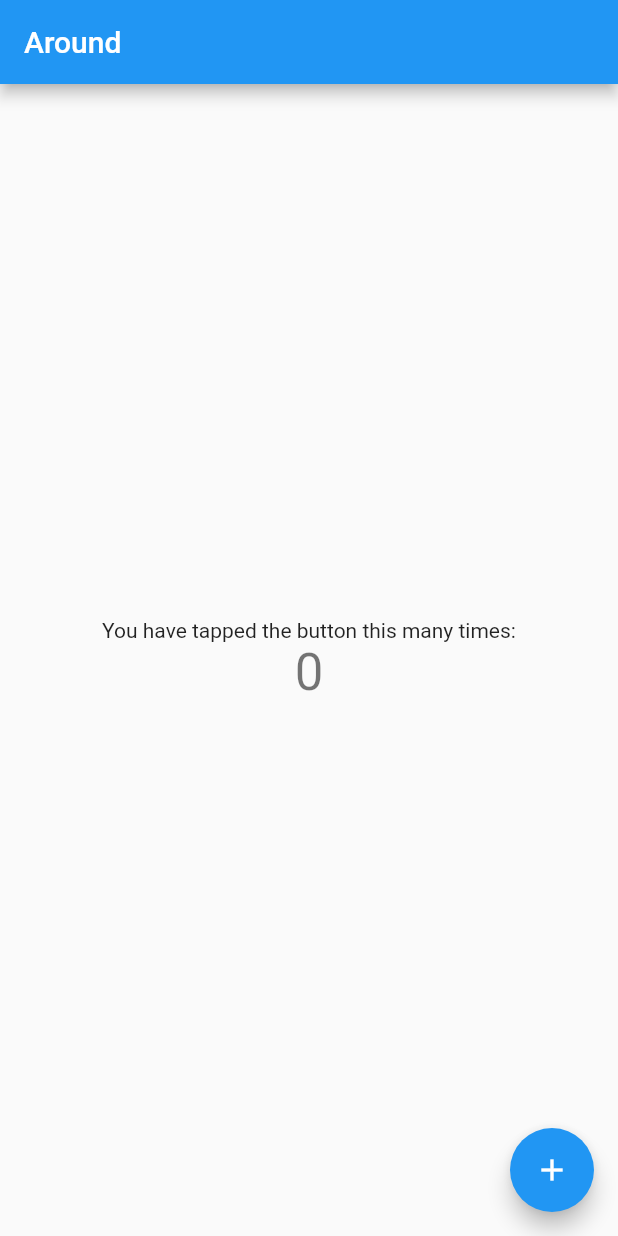
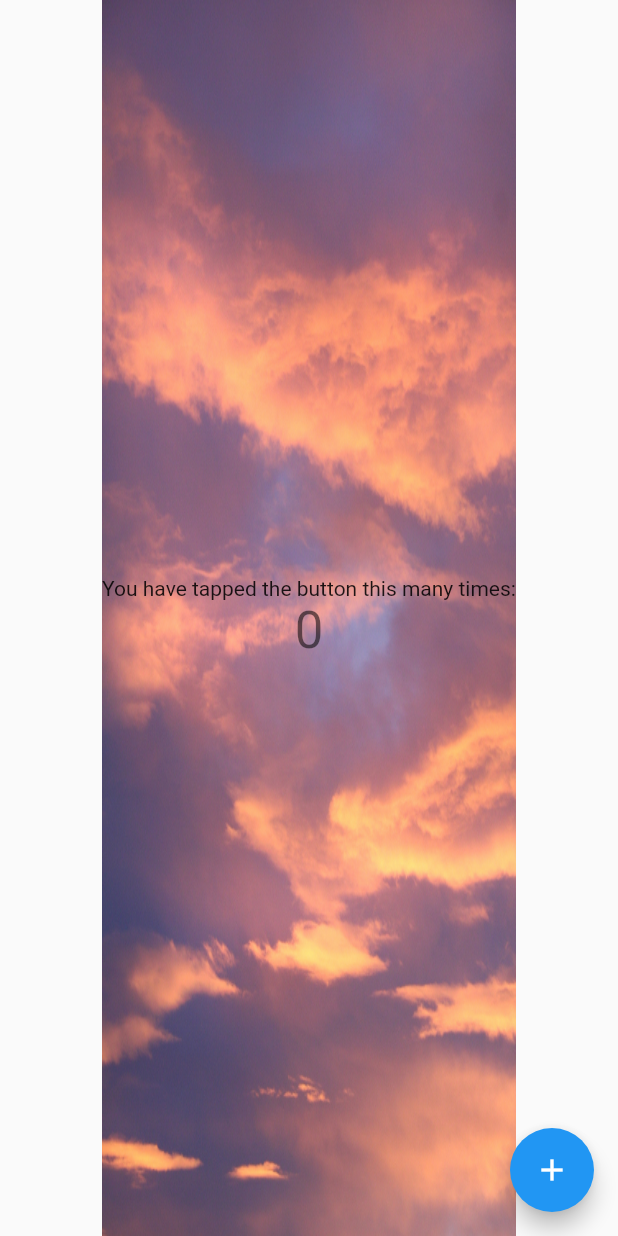
Before and after one commit to tusharmore66/Around, a Flutter app: the screen it shows after launch, on a phone screen of 412 x 824 dp. Run offline on Flutter 3.47's test engine with Material 2 defaults, Android fonts, the phone set to English and light mode, and no system bars.

Commit message:
WIP Background image

```diff
--- a/lib/main.dart
+++ b/lib/main.dart
@@ -66,14 +66,13 @@ class _MyHomePageState extends State<MyHomePage> {
     // fast, so that you can just rebuild anything that needs updating rather
     // than having to individually change instances of widgets.
     return Scaffold(
-      appBar: AppBar(
-        // Here we take the value from the MyHomePage object that was created by
-        // the App.build method, and use it to set our appbar title.
-        title: Text(widget.title),
-      ),
       body: Center(
-        // Center is a layout widget. It takes a single child and positions it
-        // in the middle of the parent.
+        child: new Container(
+          decoration: new BoxDecoration(
+              image: new DecorationImage(
+                  image: new AssetImage("assets/images/WeatherBackground.jpg"),
+                  fit: BoxFit.fill,
+                  alignment: Alignment.center)),
           child: Column(
             // Column is also layout widget. It takes a list of children and
             // arranges them vertically. By default, it sizes itself to fit its
@@ -101,6 +100,7 @@ class _MyHomePageState extends State<MyHomePage> {
             ],
           ),
         ),
+      ),
       floatingActionButton: FloatingActionButton(
         onPressed: _incrementCounter,
         tooltip: 'Increment',
```
Also changed, not shown: pubspec.yaml (+3 -7 lines), assets/images/WeatherBackground.jpg (added). Lines whose indentation alone changed are shown as unchanged.
